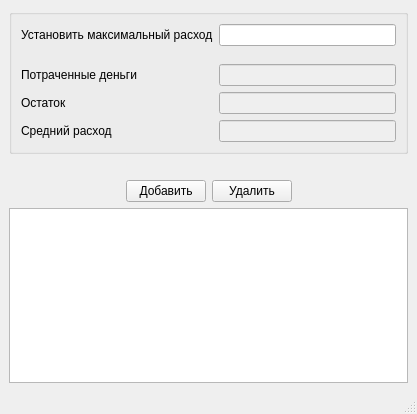
Above: data/designs/expenses.ui from dmitriy17-9/PyQT_project before the change. Below: the same form after it.
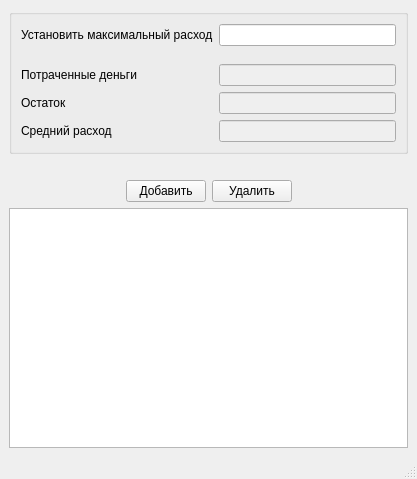
That is the form after the change. Icons and pictures are not drawn.

```diff
--- a/data/designs/expenses.ui
+++ b/data/designs/expenses.ui
@@ -7,7 +7,7 @@
     <x>0</x>
     <y>0</y>
     <width>417</width>
-    <height>414</height>
+    <height>479</height>
    </rect>
   </property>
   <property name="sizePolicy">
@@ -16,6 +16,12 @@
     <verstretch>0</verstretch>
    </sizepolicy>
   </property>
+  <property name="minimumSize">
+   <size>
+    <width>417</width>
+    <height>459</height>
+   </size>
+  </property>
   <property name="windowTitle">
    <string>MainWindow</string>
   </property>
```
Left out of the diff: 2 changed lines with no effect on the pictures.
